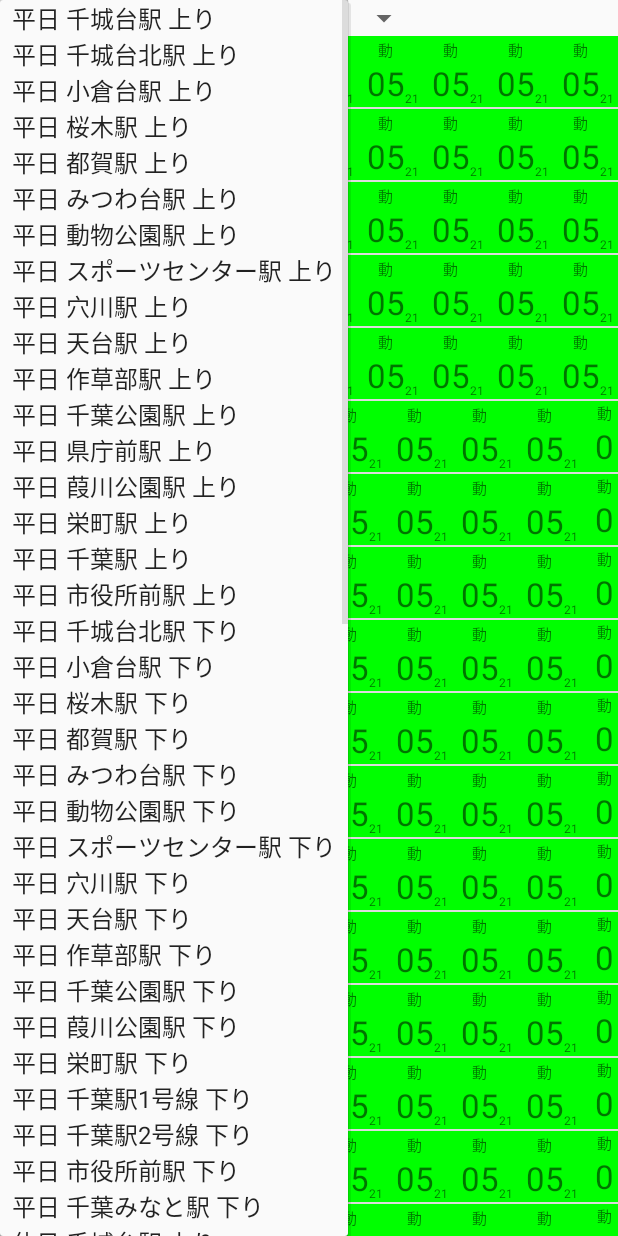
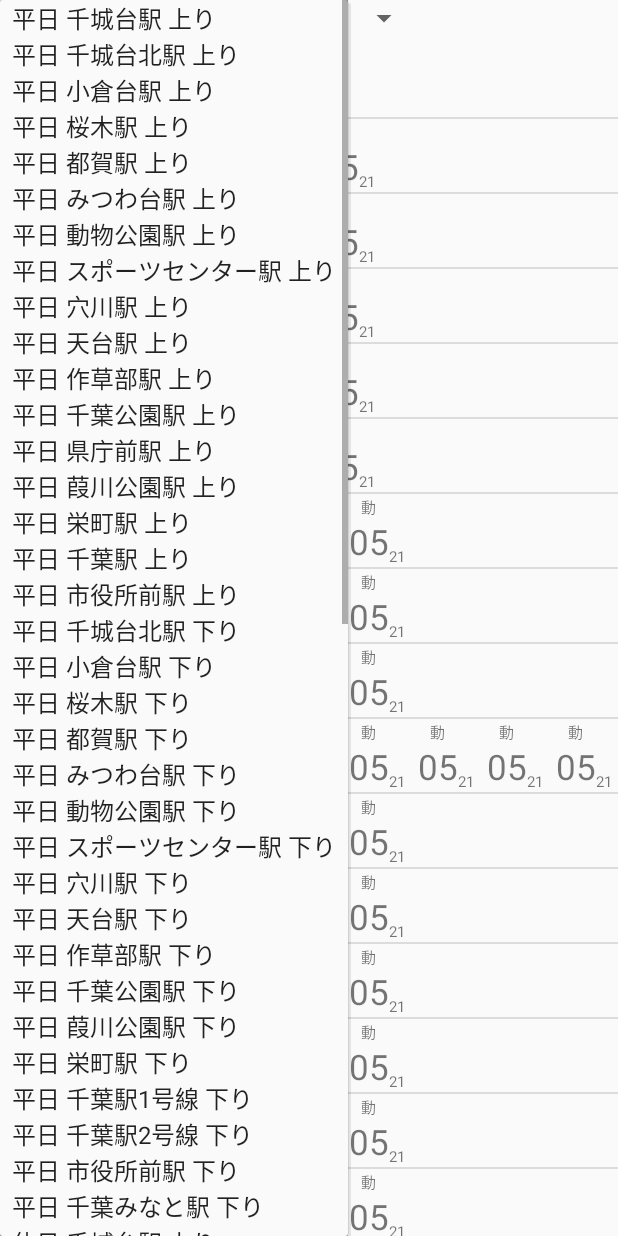
Before and after one commit to tackn77/MonoViewer, an Android app: the TimeTable screen opened directly, with no data from a screen before it, after a tap on "平日 千城台駅 上り", on a phone screen of 412 x 824 dp. Run offline under Robolectric (Android 15) with nearby library versions, the phone set to English and light mode, and no system bars.

Commit message:
進捗
リストの上位にスクロールを入れることに

```diff
--- a/MonoViewer/src/main/java/jp/chiba/tackn/monoviewer/TimeTable.java
+++ b/MonoViewer/src/main/java/jp/chiba/tackn/monoviewer/TimeTable.java
@@ -6,6 +6,7 @@ import android.content.Context;
 import android.content.CursorLoader;
 import android.content.Loader;
 import android.database.Cursor;
+import android.graphics.Color;
 import android.os.Bundle;
 import android.util.Log;
 import android.view.LayoutInflater;
@@ -13,12 +14,14 @@ import android.view.View;
 import android.view.ViewGroup;
 import android.widget.AdapterView;
 import android.widget.ArrayAdapter;
+import android.widget.HorizontalScrollView;
 import android.widget.LinearLayout;
 import android.widget.ListView;
 import android.widget.SimpleCursorAdapter;
 import android.widget.Spinner;
 import android.widget.TextView;
 
+import java.lang.reflect.Array;
 import java.util.ArrayList;
 import java.util.List;
 
@@ -51,7 +54,7 @@ public class TimeTable extends Activity
     @Override
     public void onCreate(Bundle savedInstanceState) {
         super.onCreate(savedInstanceState);
-        setContentView(R.layout.train_table);
+        setContentView(R.layout.time_table);
         findViews();
 
 //        mAdapter = new TimeTblCursorAdapter(
@@ -65,10 +68,27 @@ public class TimeTable extends Activity
 //        // Bind to our new adapter.
 //        itemListView.setAdapter(mAdapter);
 
+        List<TimeTableItem> damySpace = new ArrayList<TimeTableItem>();
+        for(int k=0;k<26;k++)damySpace.add(new TimeTableItem("　","　","　"));
+        listItems.add(new ListItem("　",damySpace));
         for(int j=5;j<25;j++){
             List<TimeTableItem> items = new ArrayList<TimeTableItem>();
-            for(int i=0;i<13;i++){
+            for(int i=0;i<5;i++){
                 items.add(new TimeTableItem("05","動","21"));
+                if(j==13){
+                    items.add(new TimeTableItem("05","動","21"));
+                    items.add(new TimeTableItem("05","動","21"));
+                    items.add(new TimeTableItem("05","動","21"));
+                    items.add(new TimeTableItem("05","動","21"));
+                    items.add(new TimeTableItem("05","動","21"));
+                    items.add(new TimeTableItem("05","動","21"));
+                    items.add(new TimeTableItem("05","動","21"));
+                    items.add(new TimeTableItem("05","動","21"));
+                    items.add(new TimeTableItem("05","動","21"));
+                    items.add(new TimeTableItem("05","動","21"));
+                    items.add(new TimeTableItem("05","動","21"));
+
+                }
             }
             listItems.add(new ListItem(String.valueOf(j),items));
 
@@ -438,12 +458,14 @@ public class TimeTable extends Activity
         LayoutInflater inflater = getLayoutInflater();
 
         public ListItem(String hour,List<TimeTableItem> items){
+            HorizontalScrollView horizontalScrollView = new HorizontalScrollView(getBaseContext());
             LinearLayout layout = new LinearLayout(getBaseContext());
             view = layout;
+//            horizontalScrollView.addView(layout);
 
             TextView textView = new TextView(getBaseContext());
             textView.setText(hour);
-            textView.setTextSize(35f);
+            textView.setTextSize(36f);
 
             layout.addView(textView);
 
@@ -473,7 +495,13 @@ public class TimeTable extends Activity
 
         @Override
         public View getView(int position, View convertView, ViewGroup parent) {
-            return listItems.get(position).view;
+            View v = listItems.get(position).view;
+//            if(position%2 ==0){
+//                v.setBackgroundColor(Color.argb(0,10,10,10));
+//            }else{
+//                v.setBackgroundColor(Color.WHITE);
+//            }
+            return v;
         }
     }
 }
--- a/MonoViewer/src/main/res/layout/list_item_time.xml
+++ b/MonoViewer/src/main/res/layout/list_item_time.xml
@@ -1,18 +1,17 @@
 <?xml version="1.0" encoding="utf-8"?>
 <LinearLayout
     xmlns:android="http://schemas.android.com/apk/res/android"
-    android:layout_height="35sp"
+    android:layout_height="36sp"
     android:layout_width="wrap_content"
     android:id="@+id/time_table_Item"
-    android:orientation="horizontal"
-    android:background="#ff00ff00">
+    android:orientation="horizontal">
 
     <TextView
         android:layout_width="wrap_content"
         android:layout_height="wrap_content"
         android:text=" "
         android:id="@+id/start"
-        android:textSize="35sp"
+        android:textSize="36sp"
         android:layout_gravity="center_horizontal" />
 
     <LinearLayout
@@ -35,7 +34,7 @@
             android:layout_height="wrap_content"
             android:text="05"
             android:id="@+id/minute"
-            android:textSize="22sp"
+            android:textSize="23sp"
             android:gravity="center" />
 
     </LinearLayout>
@@ -47,6 +46,5 @@
         android:id="@+id/tableno"
         android:layout_gravity="bottom"
         android:password="false"
-        android:textSize="8sp" />
-
+        android:textSize="10sp" />
 </LinearLayout>
--- a/MonoViewer/src/main/res/layout/time_table.xml
+++ b/MonoViewer/src/main/res/layout/time_table.xml
@@ -9,9 +9,17 @@
         android:layout_width="wrap_content"
     >
     </Spinner>
-    <ListView
-        android:id="@+id/listview"
-        android:layout_width="match_parent"
-        android:layout_height="wrap_content" >
-    </ListView>
+
+    <HorizontalScrollView
+        android:layout_width="600dp"
+        android:layout_height="wrap_content"
+        android:id="@+id/horizontalScrollView" >
+
+        <ListView
+            android:id="@+id/listview"
+            android:layout_width="match_parent"
+            android:layout_height="wrap_content" >
+        </ListView>
+    </HorizontalScrollView>
+
 </LinearLayout>
--- a/MonoViewer/src/main/res/layout/train_table.xml
+++ b/MonoViewer/src/main/res/layout/train_table.xml
@@ -9,9 +9,11 @@
         android:layout_width="wrap_content"
     >
     </Spinner>
+
     <ListView
         android:id="@+id/listview"
         android:layout_width="match_parent"
         android:layout_height="wrap_content" >
     </ListView>
+
 </LinearLayout>
```
